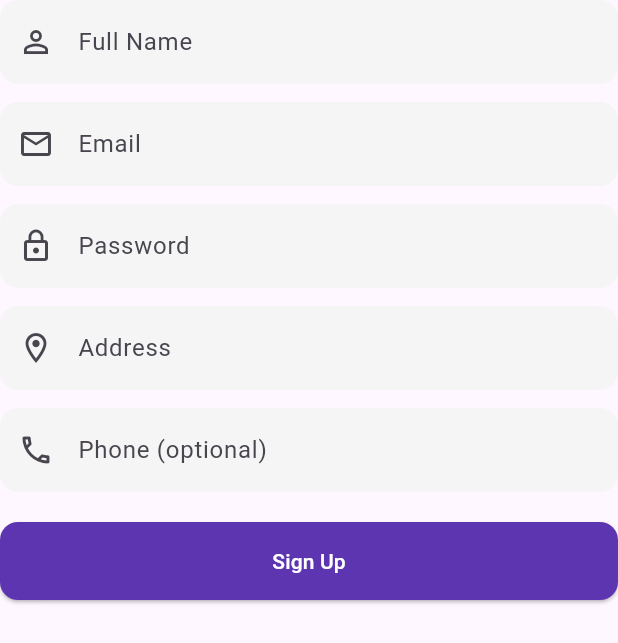
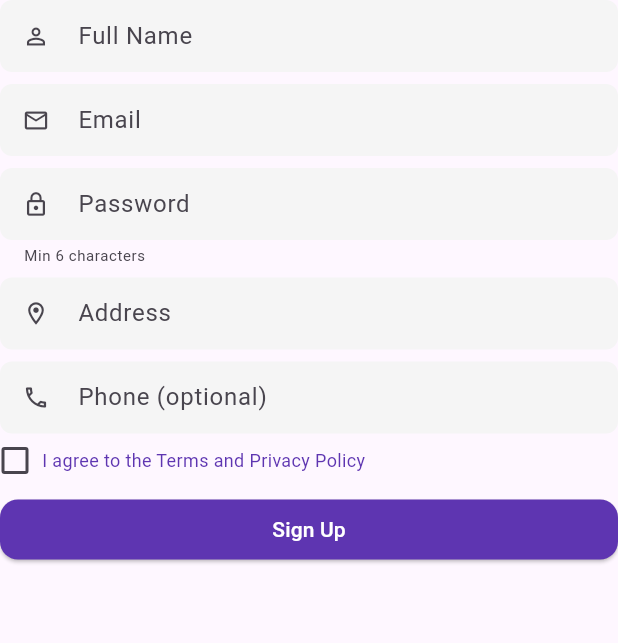
Before and after one commit to jwgillispie/govvy, a Flutter app: the SignUpForm widget shown alone on an empty page, opened directly, on a phone screen of 412 x 824 dp. Shown: the top 643 px of the screen. Run offline on Flutter 3.47's test engine with Material 3 defaults, Android fonts, the phone set to English and light mode, and no system bars; our stand-ins replace cloud_firestore, firebase_auth, firebase_core; accounts and stored records are empty; generated files the repository leaves out were written again.

```diff
--- a/lib/widgets/auth/signup_form.dart
+++ b/lib/widgets/auth/signup_form.dart
@@ -25,6 +25,7 @@ class _SignUpFormState extends State<SignUpForm> {
 
   bool _isLoading = false;
   String? _errorMessage;
+  bool _acceptedTerms = false;
 
   @override
   void dispose() {
@@ -37,7 +38,12 @@ class _SignUpFormState extends State<SignUpForm> {
   }
 
   Future<void> _signUp() async {
-    if (!_formKey.currentState!.validate()) {
+    if (!_formKey.currentState!.validate() || !_acceptedTerms) {
+      if (!_acceptedTerms) {
+        setState(() {
+          _errorMessage = 'Please accept the terms and conditions.';
+        });
+      }
       return;
     }
 
@@ -84,13 +90,13 @@ class _SignUpFormState extends State<SignUpForm> {
 
   String _handleAuthError(String errorMessage) {
     if (errorMessage.contains('email-already-in-use')) {
-      return 'This email is already registered. Please use another email.';
+      return 'Email already registered.';
     } else if (errorMessage.contains('weak-password')) {
-      return 'Password is too weak. Please use a stronger password.';
+      return 'Password is too weak.';
     } else if (errorMessage.contains('invalid-email')) {
-      return 'Invalid email format. Please check your email.';
+      return 'Invalid email format.';
     } else {
-      return 'An error occurred. Please try again later.';
+      return 'An error occurred. Please try again.';
     }
   }
 
@@ -103,17 +109,17 @@ class _SignUpFormState extends State<SignUpForm> {
         children: [
           if (_errorMessage != null)
             Padding(
-              padding: const EdgeInsets.only(bottom: 16.0),
+              padding: const EdgeInsets.only(bottom: 8.0),
               child: Container(
-                padding: const EdgeInsets.all(8.0),
+                padding: const EdgeInsets.symmetric(horizontal: 8.0, vertical: 4.0),
                 decoration: BoxDecoration(
                   color: Colors.red.shade50,
-                  borderRadius: BorderRadius.circular(8.0),
+                  borderRadius: BorderRadius.circular(4.0),
                   border: Border.all(color: Colors.red.shade200),
                 ),
                 child: Text(
                   _errorMessage!,
-                  style: TextStyle(color: Colors.red.shade700),
+                  style: TextStyle(color: Colors.red.shade700, fontSize: 12),
                 ),
               ),
             ),
@@ -124,10 +130,12 @@ class _SignUpFormState extends State<SignUpForm> {
               filled: true,
               fillColor: Colors.grey.shade100,
               border: OutlineInputBorder(
-                borderRadius: BorderRadius.circular(12),
+                borderRadius: BorderRadius.circular(8),
                 borderSide: BorderSide.none,
               ),
-              prefixIcon: const Icon(Icons.person_outline),
+              contentPadding: const EdgeInsets.symmetric(horizontal: 12, vertical: 8),
+              prefixIcon: const Icon(Icons.person_outline, size: 18),
+              isDense: true,
             ),
             validator: (value) {
               if (value == null || value.isEmpty) {
@@ -136,7 +144,7 @@ class _SignUpFormState extends State<SignUpForm> {
               return null;
             },
           ),
-          const SizedBox(height: 12),
+          const SizedBox(height: 8),
           TextFormField(
             controller: _emailController,
             decoration: InputDecoration(
@@ -144,10 +152,12 @@ class _SignUpFormState extends State<SignUpForm> {
               filled: true,
               fillColor: Colors.grey.shade100,
               border: OutlineInputBorder(
-                borderRadius: BorderRadius.circular(12),
+                borderRadius: BorderRadius.circular(8),
                 borderSide: BorderSide.none,
               ),
-              prefixIcon: const Icon(Icons.email_outlined),
+              contentPadding: const EdgeInsets.symmetric(horizontal: 12, vertical: 8),
+              prefixIcon: const Icon(Icons.email_outlined, size: 18),
+              isDense: true,
             ),
             keyboardType: TextInputType.emailAddress,
             validator: (value) {
@@ -160,7 +170,7 @@ class _SignUpFormState extends State<SignUpForm> {
               return null;
             },
           ),
-          const SizedBox(height: 12),
+          const SizedBox(height: 8),
           TextFormField(
             controller: _passwordController,
             decoration: InputDecoration(
@@ -168,10 +178,14 @@ class _SignUpFormState extends State<SignUpForm> {
               filled: true,
               fillColor: Colors.grey.shade100,
               border: OutlineInputBorder(
-                borderRadius: BorderRadius.circular(12),
+                borderRadius: BorderRadius.circular(8),
                 borderSide: BorderSide.none,
               ),
-              prefixIcon: const Icon(Icons.lock_outline),
+              contentPadding: const EdgeInsets.symmetric(horizontal: 12, vertical: 8),
+              prefixIcon: const Icon(Icons.lock_outline, size: 18),
+              isDense: true,
+              helperText: 'Min 6 characters',
+              helperStyle: TextStyle(fontSize: 10),
             ),
             obscureText: true,
             validator: (value) {
@@ -184,7 +198,7 @@ class _SignUpFormState extends State<SignUpForm> {
               return null;
             },
           ),
-          const SizedBox(height: 12),
+          const SizedBox(height: 8),
           TextFormField(
             controller: _addressController,
             decoration: InputDecoration(
@@ -192,10 +206,12 @@ class _SignUpFormState extends State<SignUpForm> {
               filled: true,
               fillColor: Colors.grey.shade100,
               border: OutlineInputBorder(
-                borderRadius: BorderRadius.circular(12),
+                borderRadius: BorderRadius.circular(8),
                 borderSide: BorderSide.none,
               ),
-              prefixIcon: const Icon(Icons.location_on_outlined),
+              contentPadding: const EdgeInsets.symmetric(horizontal: 12, vertical: 8),
+              prefixIcon: const Icon(Icons.location_on_outlined, size: 18),
+              isDense: true,
             ),
             validator: (value) {
               if (value == null || value.isEmpty) {
@@ -204,7 +220,7 @@ class _SignUpFormState extends State<SignUpForm> {
               return null;
             },
           ),
-          const SizedBox(height: 12),
+          const SizedBox(height: 8),
           TextFormField(
             controller: _phoneController,
             decoration: InputDecoration(
@@ -212,18 +228,65 @@ class _SignUpFormState extends State<SignUpForm> {
               filled: true,
               fillColor: Colors.grey.shade100,
               border: OutlineInputBorder(
-                borderRadius: BorderRadius.circular(12),
+                borderRadius: BorderRadius.circular(8),
                 borderSide: BorderSide.none,
               ),
-              prefixIcon: const Icon(Icons.phone_outlined),
+              contentPadding: const EdgeInsets.symmetric(horizontal: 12, vertical: 8),
+              prefixIcon: const Icon(Icons.phone_outlined, size: 18),
+              isDense: true,
             ),
             keyboardType: TextInputType.phone,
           ),
-          const SizedBox(height: 20),
+          const SizedBox(height: 8),
+          Row(
+            children: [
+              SizedBox(
+                height: 20,
+                width: 20,
+                child: Checkbox(
+                  value: _acceptedTerms,
+                  materialTapTargetSize: MaterialTapTargetSize.shrinkWrap,
+                  visualDensity: VisualDensity.compact,
+                  onChanged: (value) {
+                    setState(() {
+                      _acceptedTerms = value ?? false;
+                      if (_acceptedTerms) {
+                        _errorMessage = null;
+                      }
+                    });
+                  },
+                ),
+              ),
+              const SizedBox(width: 8),
+              Expanded(
+                child: GestureDetector(
+                  onTap: () {
+                    setState(() {
+                      _acceptedTerms = !_acceptedTerms;
+                      if (_acceptedTerms) {
+                        _errorMessage = null;
+                      }
+                    });
+                  },
+                  child: Text(
+                    'I agree to the Terms and Privacy Policy',
+                    style: TextStyle(
+                      color: Theme.of(context).primaryColor,
+                      fontSize: 12,
+                    ),
+                  ),
+                ),
+              ),
+            ],
+          ),
+          const SizedBox(height: 12),
           SizedBox(
             width: double.infinity,
             child: ElevatedButton(
               onPressed: _isLoading ? null : _signUp,
+              style: ElevatedButton.styleFrom(
+                padding: const EdgeInsets.symmetric(vertical: 10),
+              ),
               child: _isLoading
                   ? const SizedBox(
                       height: 20,
```
Also changed, not shown: lib/screens/landing/landing_page.dart (+73 -44 lines), pubspec.yaml (+9 -9 lines), pubspec.lock, 2 other files.
